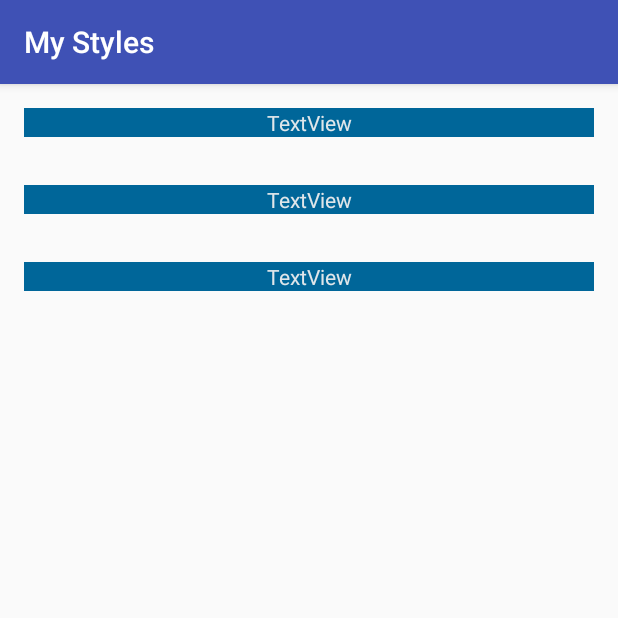
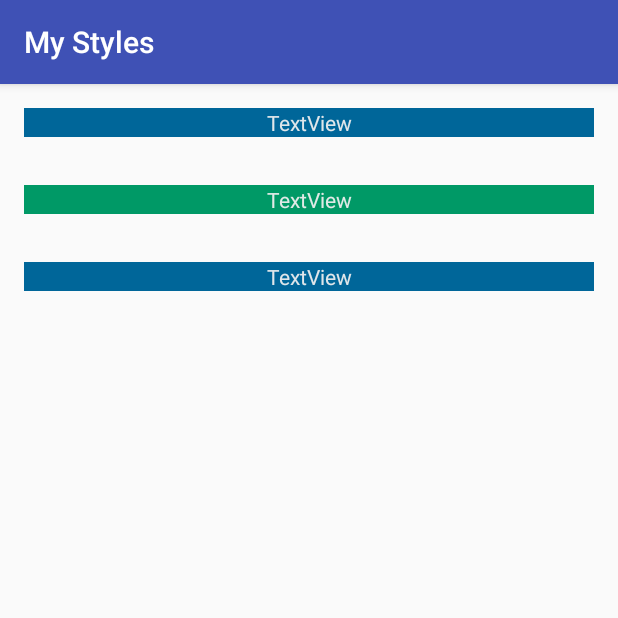
Before and after one commit to omrobbie/udemy-android-beginner-to-advance, an Android app: the screen it shows after launch (MainActivity), on a phone screen of 412 x 824 dp, the top half of it. Run offline under Robolectric (Android 15) with nearby library versions, the phone set to English and light mode, and no system bars.

Commit message:
create new style with green background color

```diff
--- a/MyStyles/app/src/main/res/layout/activity_main.xml
+++ b/MyStyles/app/src/main/res/layout/activity_main.xml
@@ -18,7 +18,7 @@
 
     <TextView
         android:id="@+id/textView3"
-        style="@style/MyBlue"
+        style="@style/MyGreen"
         android:layout_width="match_parent"
         android:layout_height="wrap_content"
         android:layout_margin="16dp"
--- a/MyStyles/app/src/main/res/values/myStyle.xml
+++ b/MyStyles/app/src/main/res/values/myStyle.xml
@@ -6,4 +6,11 @@
         <item name="android:textColor">#efefefef</item>
         <item name="android:background">#006699</item>
     </style>
+
+    <style name="MyGreen">
+        <item name="android:layout_width">wrap_content</item>
+        <item name="android:layout_height">wrap_content</item>
+        <item name="android:textColor">#efefefef</item>
+        <item name="android:background">#009966</item>
+    </style>
 </resources>
```
